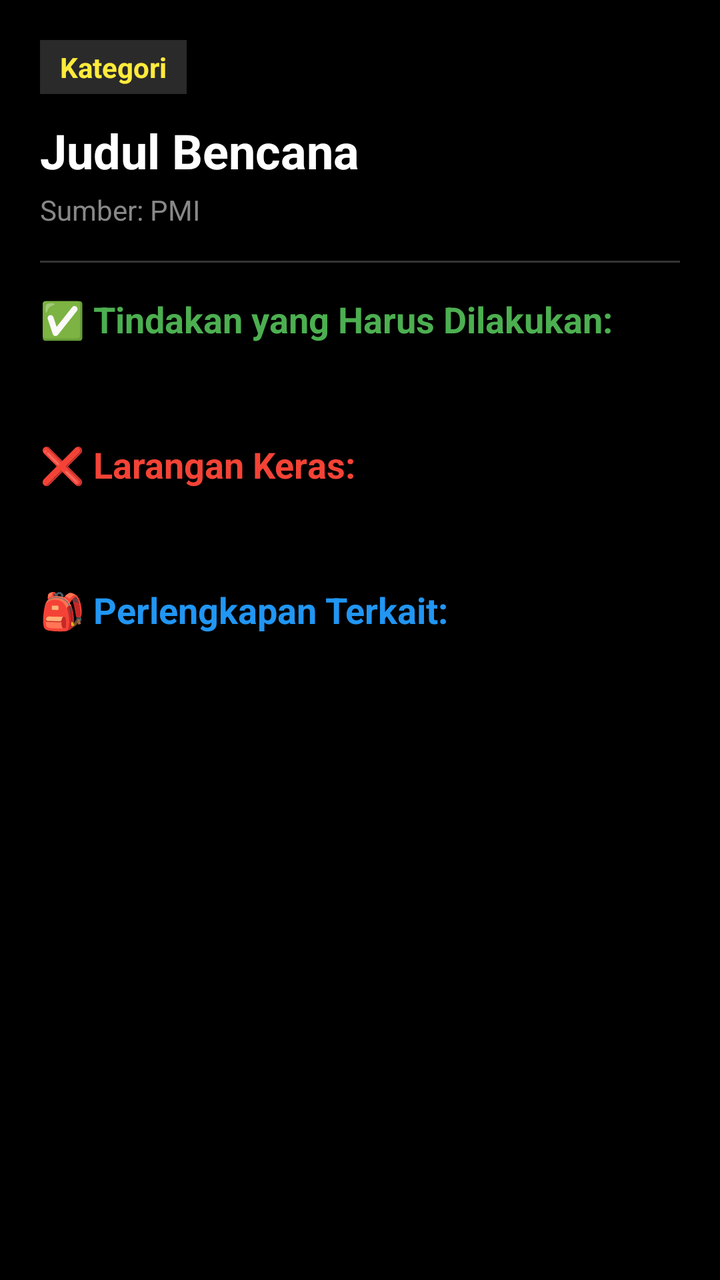
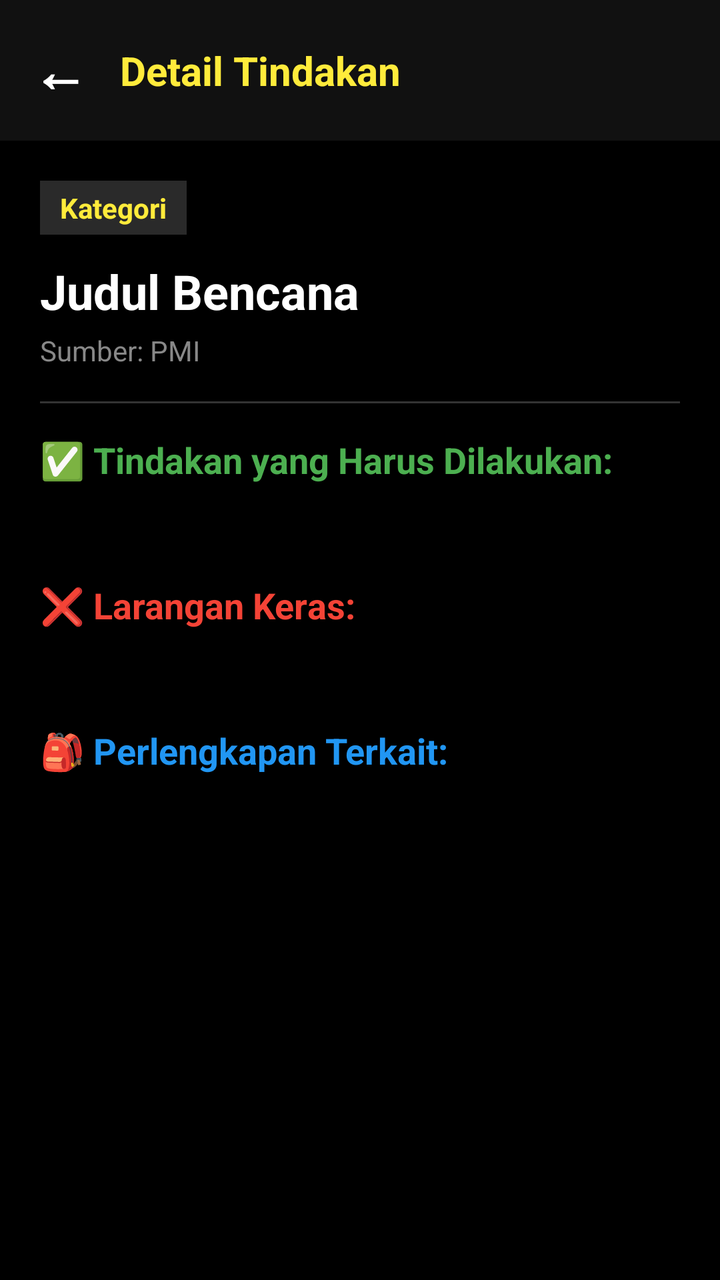

Two renders of the same Android screen: before a commit and after it. Below are the layout's source before the change and the commit's diff.
<!-- AndroidManifest.xml: application theme Theme.TARI -->
<!-- res/layout/activity_detail_book.xml -->
<?xml version="1.0" encoding="utf-8"?>

<ScrollView xmlns:android="http://schemas.android.com/apk/res/android"
    android:layout_width="match_parent"
    android:layout_height="match_parent"
    android:background="#000000"
    android:fillViewport="true">

    <LinearLayout
        android:layout_width="match_parent"
        android:layout_height="wrap_content"
        android:orientation="vertical"
        android:padding="20dp">

        <TextView
            android:id="@+id/tvDetailKategori"
            android:layout_width="wrap_content"
            android:layout_height="wrap_content"
            android:background="#2A2A2A"
            android:paddingHorizontal="10dp"
            android:paddingVertical="4dp"
            android:text="Kategori"
            android:textColor="#FFEB3B"
            android:textSize="14sp"
            android:textStyle="bold" />

        <TextView
            android:id="@+id/tvDetailJudul"
            android:layout_width="match_parent"
            android:layout_height="wrap_content"
            android:layout_marginTop="12dp"
            android:text="Judul Bencana"
            android:textColor="#FFFFFF"
            android:textSize="24sp"
            android:textStyle="bold" />

        <TextView
            android:id="@+id/tvDetailSumber"
            android:layout_width="match_parent"
            android:layout_height="wrap_content"
            android:layout_marginTop="4dp"
            android:text="Sumber: PMI"
            android:textColor="#888888"
            android:textSize="14sp" />

        <View
            android:layout_width="match_parent"
            android:layout_height="1dp"
            android:layout_marginVertical="16dp"
            android:background="#333333" />

        
        <TextView
            android:layout_width="match_parent"
            android:layout_height="wrap_content"
            android:text="✅ Tindakan yang Harus Dilakukan:"
            android:textColor="#4CAF50"
            android:textSize="18sp"
            android:textStyle="bold" />

        <TextView
            android:id="@+id/tvDetailTindakan"
            android:layout_width="match_parent"
            android:layout_height="wrap_content"
            android:layout_marginTop="8dp"
            android:lineSpacingExtra="4dp"
            android:textColor="#E0E0E0"
            android:textSize="15sp" />

        
        <TextView
            android:layout_width="match_parent"
            android:layout_height="wrap_content"
            android:layout_marginTop="20dp"
            android:text="❌ Larangan Keras:"
            android:textColor="#F44336"
            android:textSize="18sp"
            android:textStyle="bold" />

        <TextView
            android:id="@+id/tvDetailLarangan"
            android:layout_width="match_parent"
            android:layout_height="wrap_content"
            android:layout_marginTop="8dp"
            android:lineSpacingExtra="4dp"
            android:textColor="#E0E0E0"
            android:textSize="15sp" />

        
        <TextView
            android:layout_width="match_parent"
            android:layout_height="wrap_content"
            android:layout_marginTop="20dp"
            android:text="🎒 Perlengkapan Terkait:"
            android:textColor="#2196F3"
            android:textSize="18sp"
            android:textStyle="bold" />

        <TextView
            android:id="@+id/tvDetailPerlengkapan"
            android:layout_width="match_parent"
            android:layout_height="wrap_content"
            android:layout_marginTop="8dp"
            android:layout_marginBottom="32dp"
            android:lineSpacingExtra="4dp"
            android:textColor="#E0E0E0"
            android:textSize="15sp" />

    </LinearLayout>
</ScrollView>
<!-- resources referenced by this layout -->
<resources>
  <style name="Theme.TARI" parent="Base.Theme.TARI" />
  <style name="Base.Theme.TARI" parent="Theme.Material3.DayNight.NoActionBar">
          
          
      </style>
</resources>

<!-- the commit's change to res/layout/activity_detail_book.xml (unified diff, before → after) -->
@@ -9,102 +9,135 @@
     <LinearLayout
         android:layout_width="match_parent"
         android:layout_height="wrap_content"
-        android:orientation="vertical"
-        android:padding="20dp">
+        android:orientation="vertical">
 
-        <TextView
-            android:id="@+id/tvDetailKategori"
-            android:layout_width="wrap_content"
-            android:layout_height="wrap_content"
-            android:background="#2A2A2A"
-            android:paddingHorizontal="10dp"
-            android:paddingVertical="4dp"
-            android:text="Kategori"
-            android:textColor="#FFEB3B"
-            android:textSize="14sp"
-            android:textStyle="bold" />
-
-        <TextView
-            android:id="@+id/tvDetailJudul"
+        
+        <LinearLayout
             android:layout_width="match_parent"
             android:layout_height="wrap_content"
-            android:layout_marginTop="12dp"
-            android:text="Judul Bencana"
-            android:textColor="#FFFFFF"
-            android:textSize="24sp"
-            android:textStyle="bold" />
+            android:orientation="horizontal"
+            android:gravity="center_vertical"
+            android:background="#111111"
+            android:padding="16dp">
 
-        <TextView
-            android:id="@+id/tvDetailSumber"
+            <TextView
+                android:id="@+id/btnBackDetail"
+                android:layout_width="wrap_content"
+                android:layout_height="wrap_content"
+                android:text="←"
+                android:textColor="#FFFFFF"
+                android:textSize="28sp"
+                android:textStyle="bold"
+                android:paddingEnd="16dp"
+                android:background="?attr/selectableItemBackgroundBorderless"/>
+
+            <TextView
+                android:layout_width="0dp"
+                android:layout_height="wrap_content"
+                android:layout_weight="1"
+                android:text="Detail Tindakan"
+                android:textColor="#FFEB3B"
+                android:textSize="20sp"
+                android:textStyle="bold" />
+        </LinearLayout>
+
+        
+        <LinearLayout
             android:layout_width="match_parent"
             android:layout_height="wrap_content"
-            android:layout_marginTop="4dp"
-            android:text="Sumber: PMI"
-            android:textColor="#888888"
-            android:textSize="14sp" />
+            android:orientation="vertical"
+            android:padding="20dp">
 
-        <View
-            android:layout_width="match_parent"
-            android:layout_height="1dp"
-            android:layout_marginVertical="16dp"
-            android:background="#333333" />
+            <TextView
+                android:id="@+id/tvDetailKategori"
+                android:layout_width="wrap_content"
+                android:layout_height="wrap_content"
+                android:background="#2A2A2A"
+                android:paddingHorizontal="10dp"
+                android:paddingVertical="4dp"
+                android:text="Kategori"
+                android:textColor="#FFEB3B"
+                android:textSize="14sp"
+                android:textStyle="bold" />
 
-        
-        <TextView
-            android:layout_width="match_parent"
-            android:layout_height="wrap_content"
-            android:text="✅ Tindakan yang Harus Dilakukan:"
-            android:textColor="#4CAF50"
-            android:textSize="18sp"
-            android:textStyle="bold" />
+            <TextView
+                android:id="@+id/tvDetailJudul"
+                android:layout_width="match_parent"
+                android:layout_height="wrap_content"
+                android:layout_marginTop="12dp"
+                android:text="Judul Bencana"
+                android:textColor="#FFFFFF"
+                android:textSize="24sp"
+                android:textStyle="bold" />
 
-        <TextView
-            android:id="@+id/tvDetailTindakan"
-            android:layout_width="match_parent"
-            android:layout_height="wrap_content"
-            android:layout_marginTop="8dp"
-            android:lineSpacingExtra="4dp"
-            android:textColor="#E0E0E0"
-            android:textSize="15sp" />
+            <TextView
+                android:id="@+id/tvDetailSumber"
+                android:layout_width="match_parent"
+                android:layout_height="wrap_content"
+                android:layout_marginTop="4dp"
+                android:text="Sumber: PMI"
+                android:textColor="#888888"
+                android:textSize="14sp" />
 
-        
-        <TextView
-            android:layout_width="match_parent"
-            android:layout_height="wrap_content"
-            android:layout_marginTop="20dp"
-            android:text="❌ Larangan Keras:"
-            android:textColor="#F44336"
-            android:textSize="18sp"
-            android:textStyle="bold" />
+            <View
+                android:layout_width="match_parent"
+                android:layout_height="1dp"
+                android:layout_marginVertical="16dp"
+                android:background="#333333" />
 
-        <TextView
-            android:id="@+id/tvDetailLarangan"
-            android:layout_width="match_parent"
-            android:layout_height="wrap_content"
-            android:layout_marginTop="8dp"
-            android:lineSpacingExtra="4dp"
-            android:textColor="#E0E0E0"
-            android:textSize="15sp" />
+            <TextView
+                android:layout_width="match_parent"
+                android:layout_height="wrap_content"
+                android:text="✅ Tindakan yang Harus Dilakukan:"
+                android:textColor="#4CAF50"
+                android:textSize="18sp"
+                android:textStyle="bold" />
 
-        
-        <TextView
-            android:layout_width="match_parent"
-            android:layout_height="wrap_content"
-            android:layout_marginTop="20dp"
-            android:text="🎒 Perlengkapan Terkait:"
-            android:textColor="#2196F3"
-            android:textSize="18sp"
-            android:textStyle="bold" />
+            <TextView
+                android:id="@+id/tvDetailTindakan"
+                android:layout_width="match_parent"
+                android:layout_height="wrap_content"
+                android:layout_marginTop="8dp"
+                android:lineSpacingExtra="4dp"
+                android:textColor="#E0E0E0"
+                android:textSize="15sp" />
 
-        <TextView
-            android:id="@+id/tvDetailPerlengkapan"
-            android:layout_width="match_parent"
-            android:layout_height="wrap_content"
-            android:layout_marginTop="8dp"
-            android:layout_marginBottom="32dp"
-            android:lineSpacingExtra="4dp"
-            android:textColor="#E0E0E0"
-            android:textSize="15sp" />
+            <TextView
+                android:layout_width="match_parent"
+                android:layout_height="wrap_content"
+                android:layout_marginTop="20dp"
+                android:text="❌ Larangan Keras:"
+                android:textColor="#F44336"
+                android:textSize="18sp"
+                android:textStyle="bold" />
 
+            <TextView
+                android:id="@+id/tvDetailLarangan"
+                android:layout_width="match_parent"
+                android:layout_height="wrap_content"
+                android:layout_marginTop="8dp"
+                android:lineSpacingExtra="4dp"
+                android:textColor="#E0E0E0"
+                android:textSize="15sp" />
+
+            <TextView
+                android:layout_width="match_parent"
+                android:layout_height="wrap_content"
+                android:layout_marginTop="20dp"
+                android:text="🎒 Perlengkapan Terkait:"
+                android:textColor="#2196F3"
+                android:textSize="18sp"
+                android:textStyle="bold" />
+
+            <TextView
+                android:id="@+id/tvDetailPerlengkapan"
+                android:layout_width="match_parent"
+                android:layout_height="wrap_content"
+                android:layout_marginTop="8dp"
+                android:layout_marginBottom="32dp"
+                android:lineSpacingExtra="4dp"
+                android:textColor="#E0E0E0"
+                android:textSize="15sp" />
+        </LinearLayout>
     </LinearLayout>
 </ScrollView>
